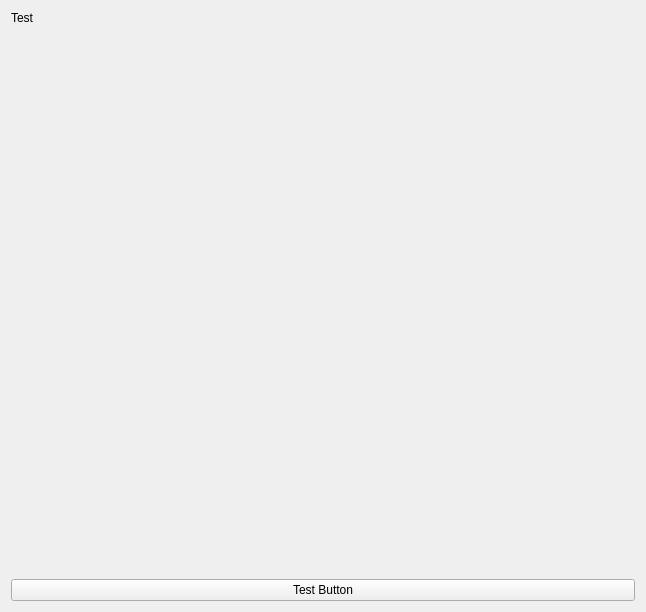
C-MILL/laser, file fe/main.ui: the form before one commit.
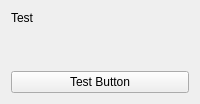
The form after the commit.

The edit to the form file:
```diff
--- a/fe/main.ui
+++ b/fe/main.ui
@@ -2,14 +2,6 @@
 <ui version="4.0">
  <class>Form</class>
  <widget class="QWidget" name="Form">
-  <property name="geometry">
-   <rect>
-    <x>0</x>
-    <y>0</y>
-    <width>646</width>
-    <height>612</height>
-   </rect>
-  </property>
   <property name="windowTitle">
    <string>Form</string>
   </property>
```
